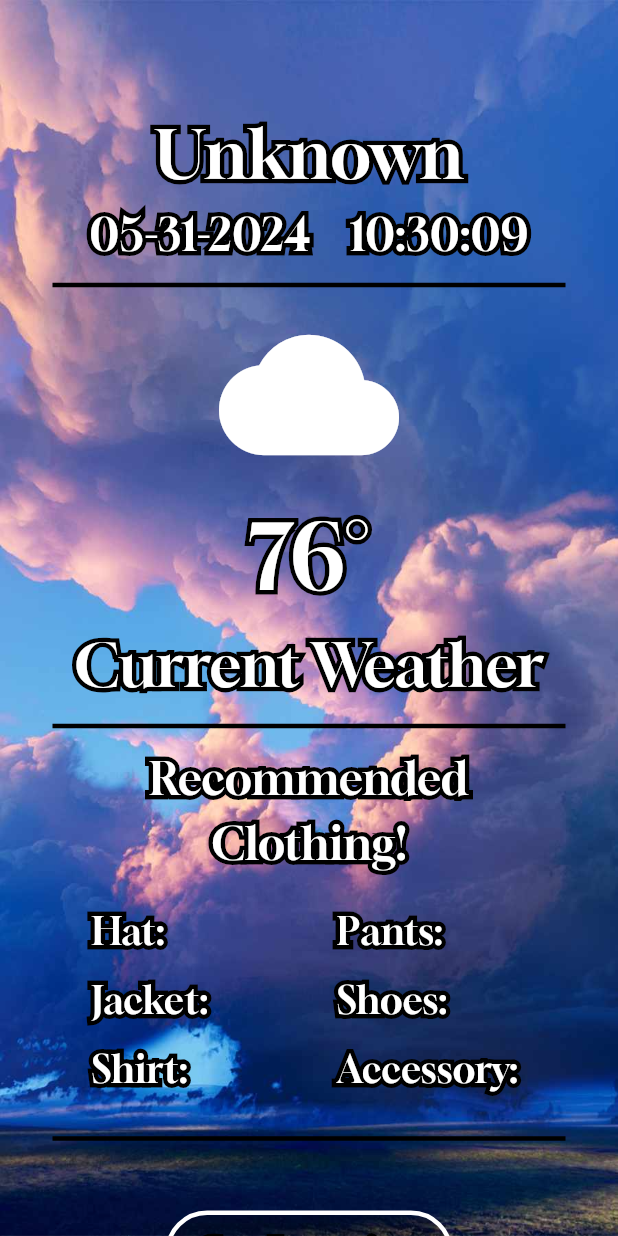
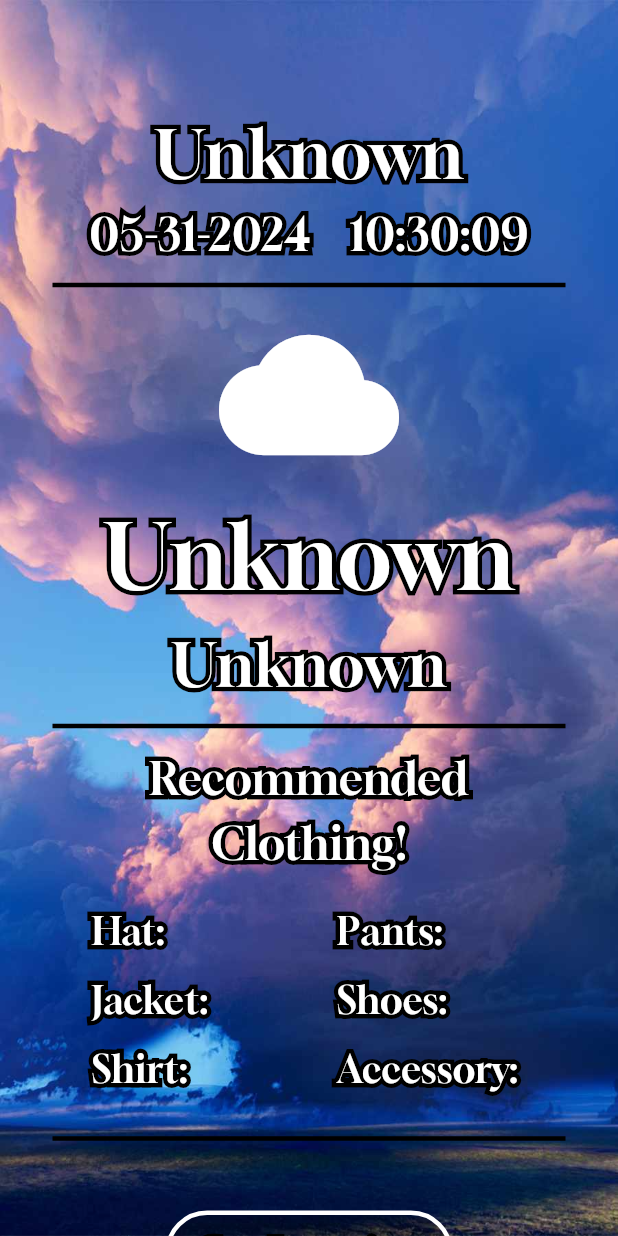
Before and after one commit to xp-squared/Weather-Wardrobe-App, a Flutter app: the screen it shows after launch, after a tap on "Get Location", on a phone screen of 412 x 824 dp. Run offline on Flutter 3.47's test engine with Material 3 defaults, Android fonts, the phone set to English and light mode, and no system bars; our stand-ins replace geocoding, geolocator; missing offline and left inert: weatherapi.

Commit message:
Added live temperature and weather from users area Next thing will be to change the icon based on the areas weather as well working on the recommended clothing section. After that we just need to probably fix boundaries for texts so they do not go out of the screen

```diff
--- a/lib/main.dart
+++ b/lib/main.dart
@@ -58,34 +58,26 @@
 ************************************************************************************************************
 Implementation Notes:
 
-- Button to update location: easier to implement and more efficient for battery life
 - When different location time changes possibly?
-
 - Add error handling
-- Loading Indicators as location is getting grabbed?
-
 - Weather Icon changing on the weather
 - Clothing recommendations changing on weather
-
-- ADD CONSTRAINTS TO CURRENT LOCATION
+- ADD CONSTRAINTS TO CURRENT LOCATION AS IT WILL GO OFF SCREEN FOR LONG LOCATIONS
+- Background changes based on time of day
 
 *************************************************************************************************************
 */
-
-
-
 import 'package:flutter/material.dart';
 import 'package:intl/intl.dart';
 import 'package:geolocator/geolocator.dart';
 import 'package:geocoding/geocoding.dart';
 import 'dart:async';
+import 'package:weatherapi/weatherapi.dart';
 
 
 void main() => runApp(MaterialApp(
   home: MyHomePage(),
   )); // root of the widget tree: MyApp, this begins the whole process of running
-
-
 
 class MyHomePage extends StatefulWidget {  @override
   State<MyHomePage> createState() => _MyHomePageState();
@@ -94,11 +86,12 @@
 class _MyHomePageState extends State<MyHomePage> {
   String _dateTime = ' ';
   String _currentCity = 'Unknown';
-
+  String _currentWeather = 'Unknown';
+  String _currentTemperature = 'Unknown';
+  WeatherRequest wr = WeatherRequest('2b3bb4cc90be49ecaab174621243105');
 
  // extending stateless widget class in flutter
   @override
-
   void initState() {
     super.initState();
     _dateTime = getCurrentDateTime(); // Set initial date and time
@@ -117,34 +110,64 @@
     return DateFormat('MM-dd-yyyy    KK:mm:ss').format(now);
   }
 
-  Future<String> _getCurrentCityAndState() async {
+  Future<Position> _getUserPosition() async {
     bool serviceEnabled;
     LocationPermission permission;
 
     // Check if location services are enabled
     serviceEnabled = await Geolocator.isLocationServiceEnabled();
      if (!serviceEnabled) {
-    return Future.error('Location services are disabled.');
+       throw Exception('Location services are disabled.');
      }
 
      permission = await Geolocator.checkPermission();
      if (permission == LocationPermission.denied) {
       permission = await Geolocator.requestPermission();
        if (permission == LocationPermission.denied) {
-      return Future.error('Location permissions are denied.');
+         throw Exception('Location permissions are denied.');
         }
       }
 
     if (permission == LocationPermission.deniedForever) {
-    return Future.error('Location permissions are permanently denied, we cannot request permissions.');
+      throw Exception('Location permissions are permanently denied, we cannot request permissions.');
     }
 
     // Get the current position
-  Position position = await Geolocator.getCurrentPosition();
+    return await Geolocator.getCurrentPosition();
+  }
+
+
+  Future<String> _getTemperature() async {
+  try {
+    Position position = await _getUserPosition();
+
+    // Fetch weather data using the WeatherAPI
+    RealtimeWeather rw = await wr.getRealtimeWeatherByLocation(position.latitude, position.longitude);
+    final temperature = rw.current.tempF;
+
+    // Return temperature
+    return '$temperature°F';
+  } catch (e) {
+    return 'Error: ${e.toString()}';
+  }
+  }
+
+  Future<String> _getLocationWeather() async {
+    Position position = await _getUserPosition();
+    // Use the Geocoding package to get the city and state name from coordinates
+    RealtimeWeather rw = await wr.getRealtimeWeatherByLocation(position.latitude, position.longitude);
+    final weather = rw.current.condition.text;
+
+    // Return weather condition
+    return '$weather';
+  }
+
+
+  Future<String> _getCurrentCityAndState() async {
+    Position position = await _getUserPosition();
     // Use the Geocoding package to get the city and state name from coordinates
     List<Placemark> placemarks = await placemarkFromCoordinates(position.latitude, position.longitude);
     Placemark place = placemarks[0];
-
     // Combine city and state
     String city = place.locality ?? 'Unknown';
     String state = place.administrativeArea ?? 'Unknown';
@@ -273,7 +296,8 @@
                         Stack(
                           children: <Widget> [
                             Text(
-                            '76°',
+                            //'76°',
+                            _currentTemperature,
                             style: TextStyle(
                             fontFamily: 'Gloock',
                             fontSize: 60,
@@ -284,7 +308,8 @@
                               )
                             ),
                             Text(
-                              '76°',
+                              //'76°',
+                               _currentTemperature,
                               style: TextStyle(
                               fontFamily: 'Gloock',
                               fontSize: 60,
@@ -307,10 +332,11 @@
                         Stack(
                           children: <Widget> [
                             Text(
-                            'Current Weather',
+                            _currentWeather,
+                            //'Current Weather',
                             style: TextStyle(
                             fontFamily: 'Gloock',
-                            fontSize: 40,
+                            fontSize: 40, //40
                             foreground: Paint()
                               ..style = PaintingStyle.stroke
                               ..strokeWidth = 6
@@ -318,7 +344,8 @@
                               )
                             ),
                             Text(
-                              'Current Weather',
+                              _currentWeather,
+                              //'Current Weather',
                               style: TextStyle(
                               fontFamily: 'Gloock',
                               fontSize: 40,
@@ -574,8 +601,12 @@
                       // Functionality to get location will be added here later
                       try {
                         String cityAndState = await _getCurrentCityAndState();
+                        String locationsWeather = await _getLocationWeather();
+                        String temperature = await _getTemperature();
                         setState(() {
                           _currentCity = cityAndState;
+                          _currentWeather = locationsWeather;
+                          _currentTemperature = temperature;
                         });
                       } catch (e) {
                         print(e);
--- a/pubspec.yaml
+++ b/pubspec.yaml
@@ -37,7 +37,7 @@ dependencies:
   geolocator: ^12.0.0
   geocoding: ^3.0.0
   intl: ^0.19.0
-
+  weatherapi: ^1.1.0
 dev_dependencies:
   flutter_test:
     sdk: flutter
```
Also changed, not shown: pubspec.lock. Lines whose indentation alone changed are shown as unchanged.
